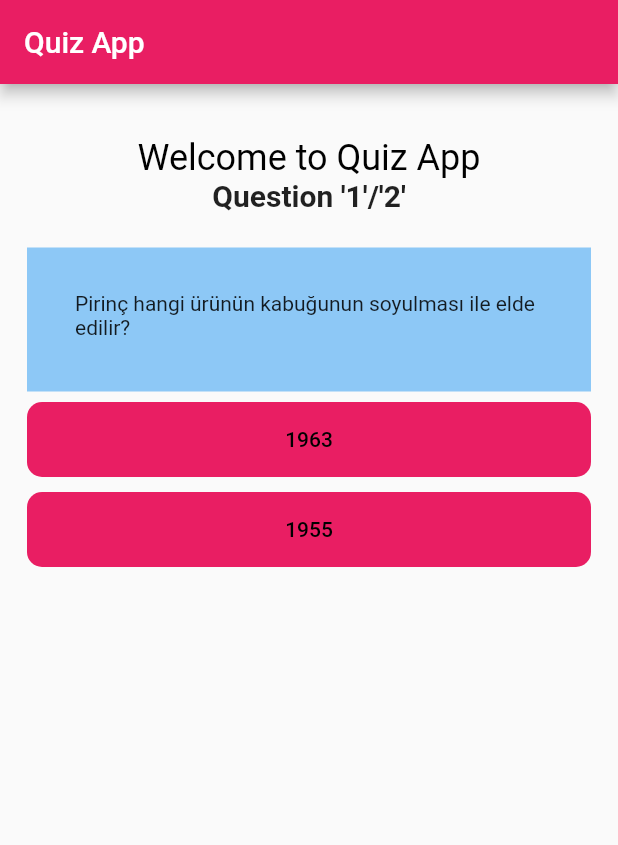
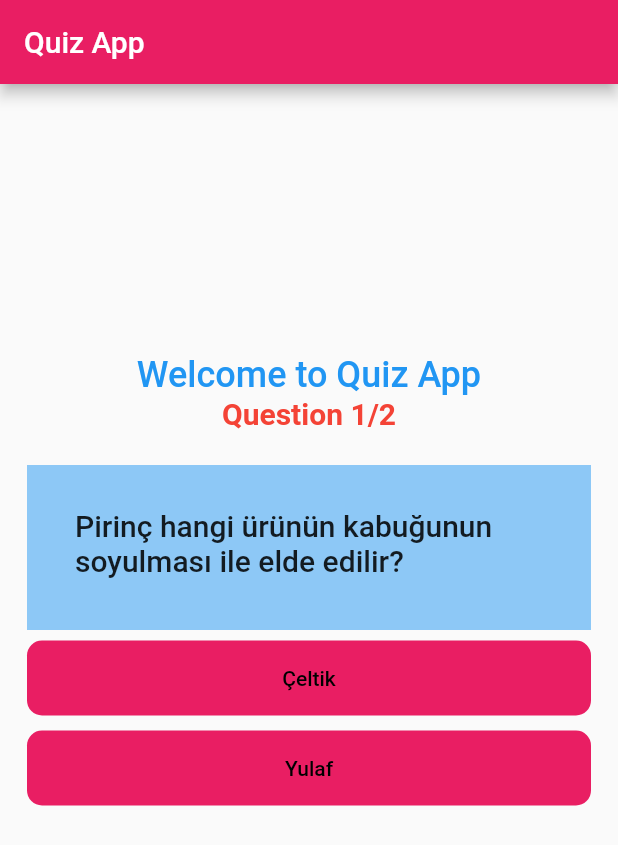
Before and after one commit to emircancavusoglu/quizApp, a Flutter app: the screen it shows after launch, on a phone screen of 412 x 824 dp. Shown: the top 845 px of the screen. Run offline on Flutter 3.47's test engine with Material 2 defaults, Android fonts, the phone set to English and light mode, and no system bars.

Commit message:
I also updated the answer with a minimalist state management approach.

```diff
--- a/lib/main.dart
+++ b/lib/main.dart
@@ -20,7 +20,7 @@ class MyApp extends StatelessWidget {
       title: _title,
       home: Scaffold(
         appBar: AppBar(title: const Text(_title),),
-        body: Quiz(),
+        body: Center(child: Quiz()),
       )
     );
   }
--- a/lib/quiz.dart
+++ b/lib/quiz.dart
@@ -1,5 +1,5 @@
 import 'package:flutter/material.dart';
-import 'question_model.dart';
+import 'package:denemeyoutube/question_model.dart';
 
 class Quiz extends StatefulWidget {
   Quiz({Key? key}) : super(key: key);
@@ -12,24 +12,24 @@ class _QuizState extends State<Quiz> {
   final List<Question>_myQuestion = myQuestions();
   bool isCorrect = false;
   bool isSelected = false;
-  Answer answer = Answer("1963", true);
-  Answer answer2 = Answer("1955", false);
   ValueNotifier<int> currentQuestionIndex = ValueNotifier<int>(0);
-
+  ValueNotifier<int> currentAnswerIndex = ValueNotifier<int>(0);
 
   @override
   Widget build(BuildContext context) {
-    return Container(
-      margin: const EdgeInsets.symmetric(horizontal: 18, vertical: 35),
+    return Center(
+      child: Container(
+        margin: const EdgeInsets.symmetric(horizontal: 18, vertical: 180),
         child: Column(
           children: [
             const Text("Welcome to Quiz App",
-            style: TextStyle(fontSize: 24,color: Colors.black,fontWeight: FontWeight.w400),
+              style: TextStyle(fontSize: 24,color: Colors.blue,fontWeight: FontWeight.w500),
             ),
             questionWidget(),
             const SizedBox(height: 10,),
             answerList(),
           ],
+        ),
       ),
     );
   }
@@ -41,8 +41,8 @@ class _QuizState extends State<Quiz> {
          valueListenable: currentQuestionIndex,
          builder: (context, questionIndex, child) {
            return Text(
-             "Question '${questionIndex+1}'/'${_myQuestion.length}'",
-             style: const TextStyle(fontSize: 20,fontWeight: FontWeight.w600),
+             "Question ${questionIndex+1}/${_myQuestion.length}",
+             style: const TextStyle(fontSize: 20,fontWeight: FontWeight.w600,color: Colors.red),
            );
          }
        ),
@@ -62,7 +62,8 @@ class _QuizState extends State<Quiz> {
          child: ValueListenableBuilder<int>(
            valueListenable: currentQuestionIndex,
            builder: (context, questionIndex, child) {
-             return Text(_myQuestion[questionIndex].questionText);
+             return Text(_myQuestion[questionIndex].questionText,
+               style: const TextStyle(fontWeight: FontWeight.w500,fontSize: 20),);
            }
          ),
        )
@@ -85,8 +86,26 @@ class _QuizState extends State<Quiz> {
                 ),
               backgroundColor: MaterialStateProperty.all(Colors.pink),
             ),
-              onPressed: (){},
-              child: Text(answer.answerText,style: const TextStyle(color: Colors.black),)),
+              onPressed: (){
+              if(currentQuestionIndex.value <_myQuestion.length-1 &&
+                  currentAnswerIndex.value < _myQuestion.length
+              )
+              {
+                currentQuestionIndex.value += 1;
+                currentAnswerIndex.value += 1;
+              }
+              else{
+                currentQuestionIndex.value = 0;
+                currentAnswerIndex.value = 0;
+              }},
+              child: ValueListenableBuilder<int>(
+                valueListenable: currentAnswerIndex,
+                builder: (context, answerIndex, child) {
+                  return Text(
+                    _myQuestion[currentQuestionIndex.value].answersList[0].answerText,
+                    style: const TextStyle(color: Colors.black),);
+                }
+              )),
         ),
         const SizedBox(
           height: 10,
@@ -103,13 +122,24 @@ class _QuizState extends State<Quiz> {
                 backgroundColor: MaterialStateProperty.all(Colors.pink)
               ),
               onPressed: (){
-            isCorrect = false;
-            currentQuestionIndex.value = 1;
-          }, child: Text(answer2.answerText,
-            style: const TextStyle(color: Colors.black),)),
+                if(currentQuestionIndex.value <_myQuestion.length-1 &&
+                    currentAnswerIndex.value < _myQuestion.length){
+                  currentQuestionIndex.value += 1;
+                  currentAnswerIndex.value += 1;
+                }
+
+          }, child: ValueListenableBuilder<int>(
+            valueListenable: currentAnswerIndex,
+            builder: (context, answerIndex, child) {
+              return Text(
+              _myQuestion[currentQuestionIndex.value].answersList[1].answerText,
+                style: const TextStyle(color: Colors.black),
+              );
+            }
+          )
+          ),
         )
       ],
     );
-
   }
 }
```
Also changed, not shown: 1 other file. Lines whose indentation alone changed are shown as unchanged.
